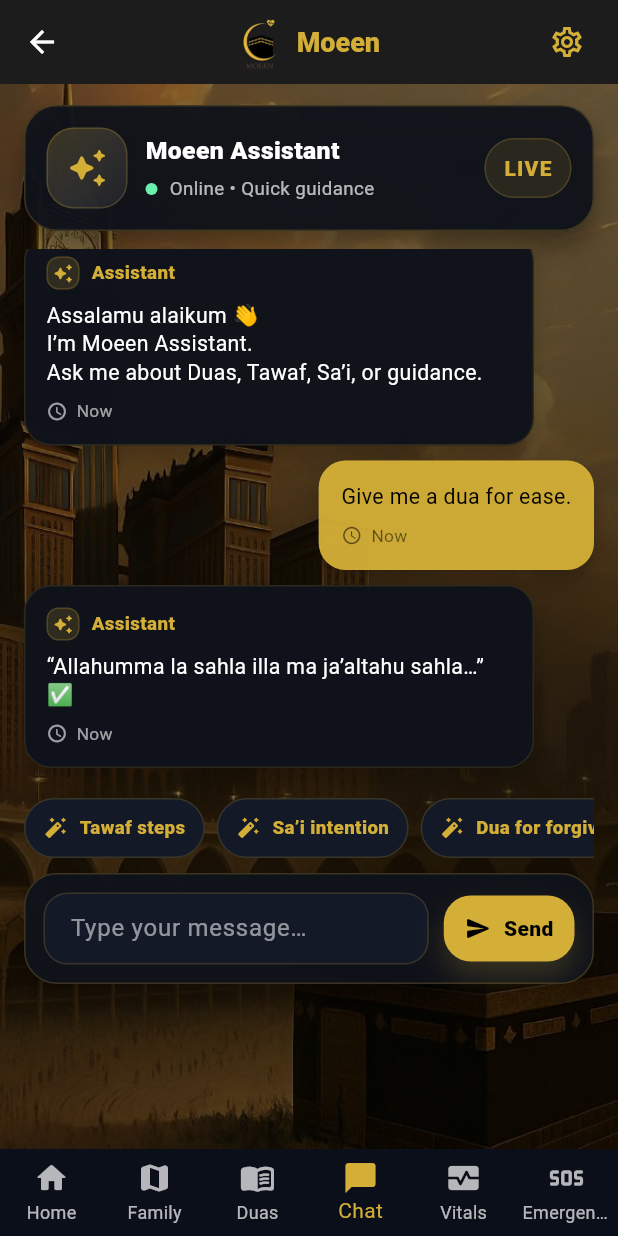
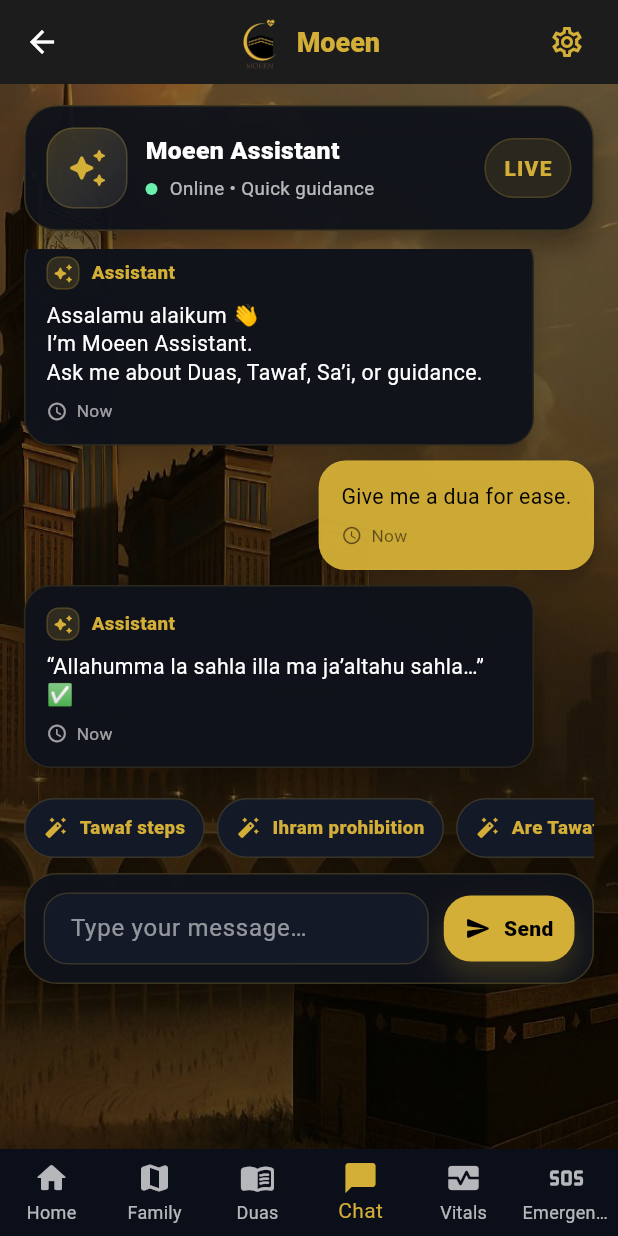
Before and after one commit to rana-ta/2025_GP_21, a Flutter app: the HomePage screen opened by its route, item 4 of the bottom bar chosen, scrolled down 94 dp, on a phone screen of 412 x 824 dp. Run offline on Flutter 3.47's test engine with Material 3 defaults, Android fonts, the phone set to English and light mode, and no system bars; our stand-ins replace cloud_firestore, firebase_auth, firebase_core, firebase_database, fl_chart, flutter_map and 5 more; missing offline and left inert: another_telephony; accounts and stored records are empty; network calls fail.

Commit message:
Edit Chatbotpage

```diff
--- a/Moeen/lib/ChatBotPage.dart
+++ b/Moeen/lib/ChatBotPage.dart
@@ -69,9 +69,9 @@ _ChatMsg.bot("“Allahumma la sahla illa ma ja’altahu sahla…” ✅", time:
 
 final List<String> _quickPrompts = const [
 "Tawaf steps",
-"Sa’i intention",
-"Dua for forgiveness",
-"What to do if lost?",
+"Ihram prohibition",
+"Are Tawaf rak'ahs mandatory",
+"what to do after Sa'i?",
 ];
 
 bool _online = true;
```
